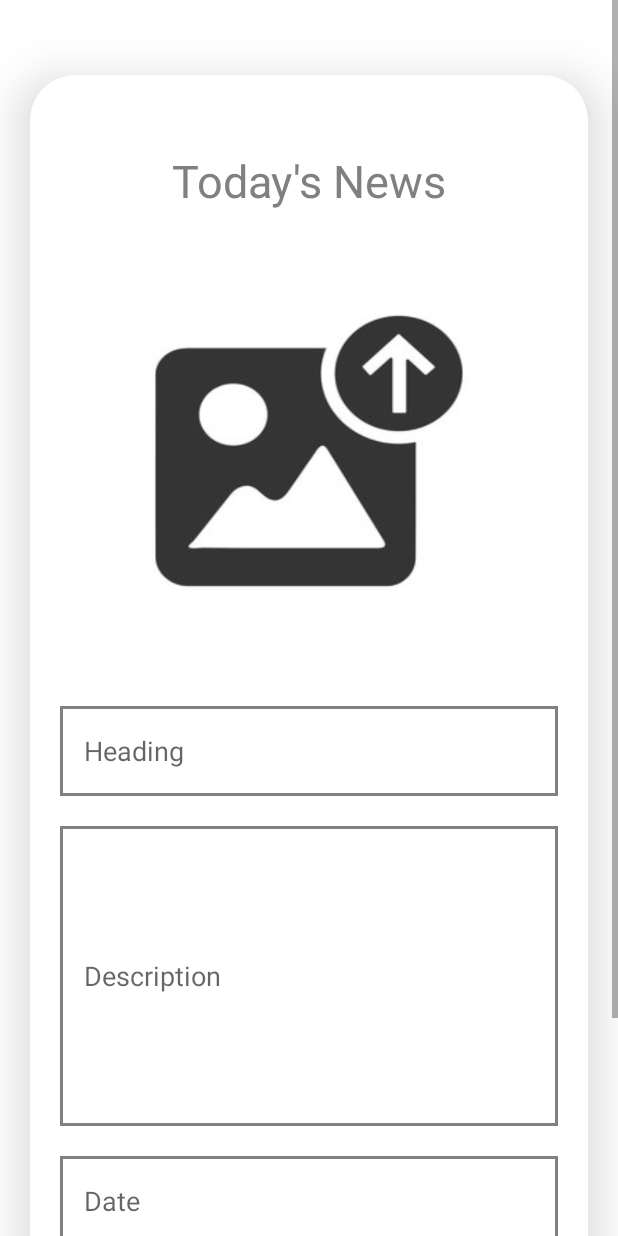
After one commit to TeruhashiN/CNSC_News_and_Update, an Android app: the Upload_todays_news screen opened directly, with no data from a screen before it, on a phone screen of 412 x 824 dp. The commit adds this screen. Run offline under Robolectric (Android 15) with nearby library versions, the phone set to English and light mode, and no system bars.

Commit message:
Adding Administrator Uploading Data

```diff
--- /dev/null
+++ b/app/src/main/java/com/bee/cnscnewsandupdate/Upload_todays_news.java
@@ -0,0 +1,14 @@
+package com.bee.cnscnewsandupdate;
+
+import androidx.appcompat.app.AppCompatActivity;
+
+import android.os.Bundle;
+
+public class Upload_todays_news extends AppCompatActivity {
+
+    @Override
+    protected void onCreate(Bundle savedInstanceState) {
+        super.onCreate(savedInstanceState);
+        setContentView(R.layout.activity_upload_todays_news);
+    }
+}
--- /dev/null
+++ b/app/src/main/res/drawable/add_sign.xml
@@ -0,0 +1,5 @@
+<vector android:height="24dp" android:tint="#FFFFFF"
+    android:viewportHeight="24" android:viewportWidth="24"
+    android:width="24dp" xmlns:android="http://schemas.android.com/apk/res/android">
+    <path android:fillColor="@android:color/white" android:pathData="M19,13h-6v6h-2v-6H5v-2h6V5h2v6h6v2z"/>
+</vector>
--- /dev/null
+++ b/app/src/main/res/drawable/purple_border.xml
@@ -0,0 +1,13 @@
+<?xml version="1.0" encoding="utf-8"?>
+<shape xmlns:android="http://schemas.android.com/apk/res/android"
+    android:shape="rectangle">
+
+    <stroke
+        android:width="2dp"
+        android:color="@color/purple_200"/>
+
+    <corners
+        android:radius="30dp"/>
+
+
+</shape>
--- /dev/null
+++ b/app/src/main/res/drawable/rectangle_border.xml
@@ -0,0 +1,9 @@
+<?xml version="1.0" encoding="utf-8"?>
+<shape xmlns:android="http://schemas.android.com/apk/res/android"
+    android:shape="rectangle">
+
+    <stroke
+        android:width="2dp"
+        android:color="@color/gray"/>
+
+</shape>
--- /dev/null
+++ b/app/src/main/res/layout/activity_upload_todays_news.xml
@@ -0,0 +1,95 @@
+<?xml version="1.0" encoding="utf-8"?>
+<ScrollView
+    xmlns:android="http://schemas.android.com/apk/res/android"
+    xmlns:app="http://schemas.android.com/apk/res-auto"
+    xmlns:tools="http://schemas.android.com/tools"
+    android:layout_width="match_parent"
+    android:layout_height="match_parent"
+    android:orientation="vertical"
+    tools:context=".Upload_todays_news">
+
+    <androidx.cardview.widget.CardView
+        android:layout_width="match_parent"
+        android:layout_height="wrap_content"
+        android:layout_marginTop="50dp"
+        android:layout_marginEnd="20dp"
+        android:layout_marginStart="20dp"
+        app:cardCornerRadius="30dp"
+        app:cardElevation="20dp">
+
+        <LinearLayout
+            android:layout_width="match_parent"
+            android:layout_height="900dp"
+            android:layout_marginTop="50dp"
+            android:orientation="vertical"
+            android:layout_marginEnd="20dp"
+            android:layout_marginStart="20dp"
+            app:cardCornerRadius="30dp"
+            app:cardElevation="20dp" >
+
+            <TextView
+                android:layout_width="match_parent"
+                android:layout_height="wrap_content"
+                android:text="Today's News"
+                android:textAlignment="center"
+                android:textColor="@color/gray"
+                android:textSize="30sp" />
+
+            <ImageButton
+                android:id="@+id/uploadImage"
+                android:layout_width="match_parent"
+                android:layout_height="300dp"
+                android:layout_marginTop="10dp"
+                android:background="@drawable/purple_border"
+                android:scaleType="fitXY"
+                android:src="@drawable/uploading_image" />
+
+            <EditText
+                android:layout_width="match_parent"
+                android:layout_height="60dp"
+                android:id="@+id/uploadTitle"
+                android:background="@drawable/rectangle_border"
+                android:layout_marginTop="20dp"
+                android:padding="16dp"
+                android:hint="Heading"
+                android:gravity="start|center_vertical" />
+
+            <EditText
+                android:layout_width="match_parent"
+                android:layout_height="200dp"
+                android:id="@+id/uploadDesc"
+                android:background="@drawable/rectangle_border"
+                android:layout_marginTop="20dp"
+                android:padding="16dp"
+                android:hint="Description"
+                android:gravity="start|center_vertical" />
+
+            <EditText
+                android:layout_width="match_parent"
+                android:layout_height="60dp"
+                android:id="@+id/uploadDate"
+                android:background="@drawable/rectangle_border"
+                android:layout_marginTop="20dp"
+                android:padding="16dp"
+                android:hint="Date"
+                android:gravity="start|center_vertical" />
+
+            <Button
+                android:id="@+id/saveButton"
+                android:layout_width="match_parent"
+                android:layout_height="60dp"
+                android:layout_marginTop="20dp"
+                android:backgroundTint="@color/gray"
+                android:text="Save"
+                android:textSize="18sp"
+                app:cornerRadius="20dp" />
+
+        </LinearLayout>
+
+
+
+    </androidx.cardview.widget.CardView>
+
+
+
+</ScrollView>
--- a/app/src/main/res/values/colors.xml
+++ b/app/src/main/res/values/colors.xml
@@ -7,4 +7,5 @@
     <color name="teal_700">#FF018786</color>
     <color name="black">#FF000000</color>
     <color name="white">#FFFFFFFF</color>
+    <color name="gray">#808080</color>
 </resources>
```
Also changed, not shown: app/src/main/AndroidManifest.xml (+9 -1 lines), app/src/main/java/com/bee/cnscnewsandupdate/admin_NewsSection.java (added, +59 -0 lines), app/src/main/java/com/bee/cnscnewsandupdate/admin_announcement_news.java (added, +64 -0 lines), app/src/main/java/com/bee/cnscnewsandupdate/admin_breakthrough_news.java (added, +64 -0 lines), app/src/main/java/com/bee/cnscnewsandupdate/admin_department_news.java (added, +64 -0 lines), app/src/main/java/com/bee/cnscnewsandupdate/admin_todays_news.java (added, +52 -0 lines), app/src/main/res/layout/activity_admin_news_section.xml (added, +69 -0 lines), app/src/main/res/layout/fragment_admin_announcement_news.xml (added, +14 -0 lines), app/src/main/res/layout/fragment_admin_breakthrough_news.xml (added, +14 -0 lines), app/src/main/res/layout/fragment_admin_department_news.xml (added, +14 -0 lines), app/src/main/res/layout/fragment_admin_todays_news.xml (added, +18 -0 lines), app/src/main/res/layout/progress_layout.xml (added, +23 -0 lines), app/src/main/res/drawable/uploadimage.png (added), app/src/main/res/drawable/uploading_image.jpg (added).
